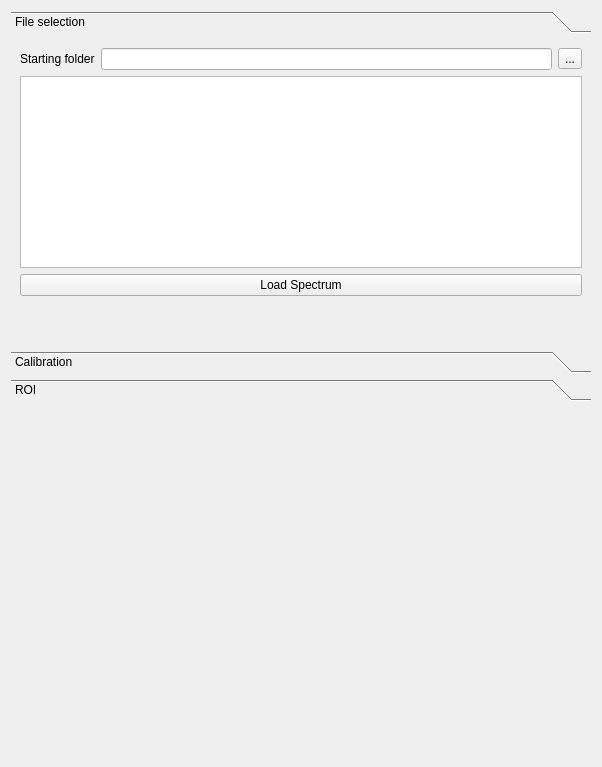
Qt form main_panel.ui (Attolab/GUI_XUV_SE10) before a commit.
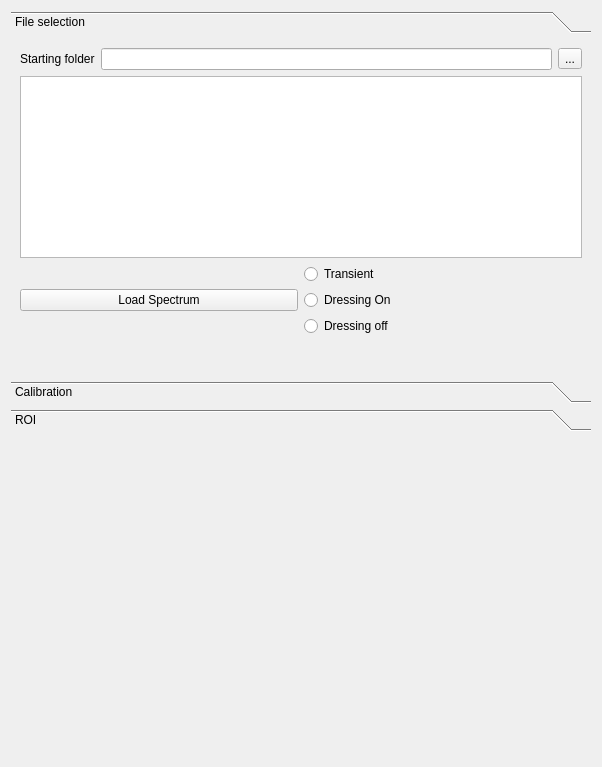
The same form after that commit.

Commit message: Can read transient + shots on/off

The edit to the form file:
```diff
--- a/main_panel.ui
+++ b/main_panel.ui
@@ -39,7 +39,7 @@
           <x>0</x>
           <y>0</y>
           <width>582</width>
-          <height>278</height>
+          <height>320</height>
          </rect>
         </property>
         <attribute name="label">
@@ -100,11 +100,40 @@
           </widget>
          </item>
          <item>
-          <widget class="QPushButton" name="loadSpectrum_pushButton">
-           <property name="text">
-            <string>Load Spectrum</string>
-           </property>
-          </widget>
+          <layout class="QHBoxLayout" name="horizontalLayout_5">
+           <item>
+            <widget class="QPushButton" name="loadSpectrum_pushButton">
+             <property name="text">
+              <string>Load Spectrum</string>
+             </property>
+            </widget>
+           </item>
+           <item>
+            <layout class="QVBoxLayout" name="verticalLayout_4">
+             <item>
+              <widget class="QRadioButton" name="transient_radioButton">
+               <property name="text">
+                <string>Transient</string>
+               </property>
+              </widget>
+             </item>
+             <item>
+              <widget class="QRadioButton" name="dressingOn_radioButton">
+               <property name="text">
+                <string>Dressing On</string>
+               </property>
+              </widget>
+             </item>
+             <item>
+              <widget class="QRadioButton" name="dressingOff_radioButton">
+               <property name="text">
+                <string>Dressing off</string>
+               </property>
+              </widget>
+             </item>
+            </layout>
+           </item>
+          </layout>
          </item>
          <item>
           <spacer name="verticalSpacer_3">
```
Left out of the diff: 9 changed lines with no effect on the pictures. The commit also changes 6 other files.
